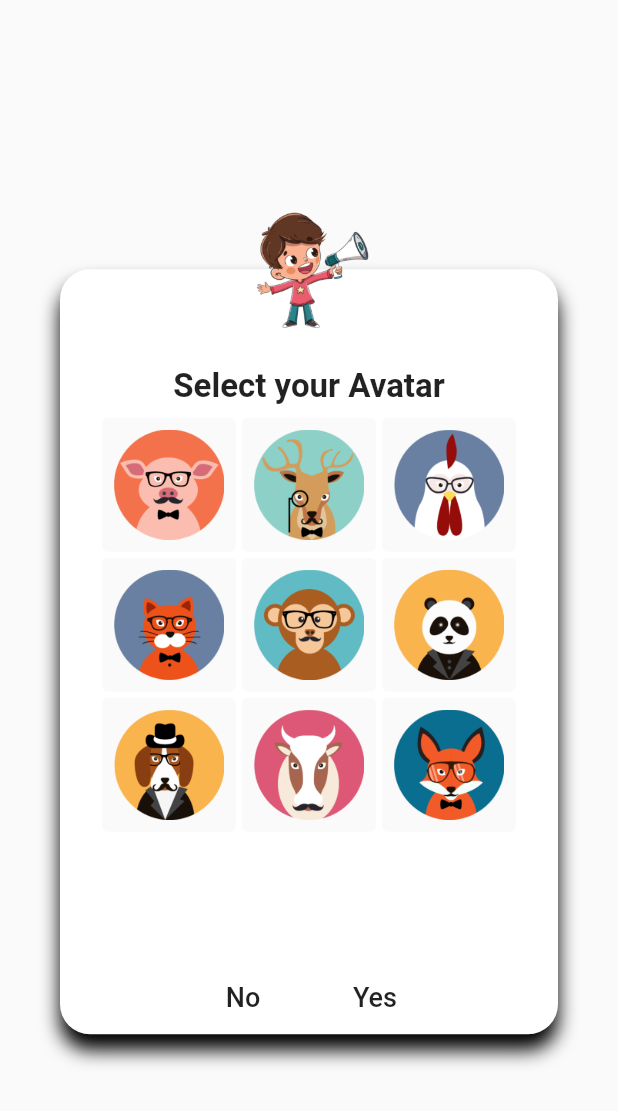
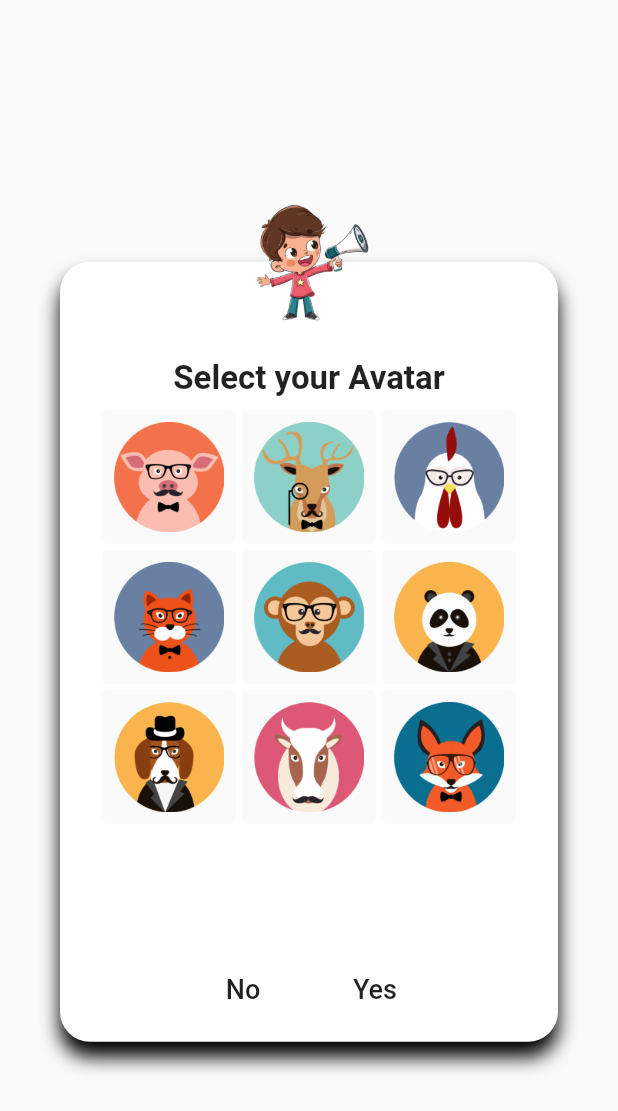
Before and after one commit to Nauta64/MOW, a Flutter app: the CustomDialogSelectAvatar widget shown alone on an empty page, opened directly, on a phone screen of 412 x 824 dp. Shown: the top 1111 px of the screen. Run offline on Flutter 3.47's test engine with Material 2 defaults, Android fonts, the phone set to English and light mode, and no system bars; our stand-ins replace flutter_rating_bar, flutter_tts, image_picker, page_transition, share_plus, shared_preferences; missing offline and left inert: flutter_animator, simple_timer; accounts and stored records are empty; network calls fail; project files that could hold a hidden picture were left out.

Commit message:
prueba avatares2

```diff
--- a/lib/dialog_selectAvatar.dart
+++ b/lib/dialog_selectAvatar.dart
@@ -82,7 +82,7 @@ class _CustomDialogBoxState extends State<CustomDialogSelectAvatar> {
       children: <Widget>[
         Container(
           width: 600,
-          height: 510,
+          height: 520,
           padding: EdgeInsets.only(
               left: Constants.padding,
               top: Constants.avatarRadius + Constants.padding,
--- a/lib/profile.dart
+++ b/lib/profile.dart
@@ -680,7 +680,7 @@ class _ProfilePageState extends State<ProfilePage> {
                       left: 1000,
                       top: 200,
                       right: 1000,
-                      bottom: 200),
+                      bottom: 210),
                   child: CustomDialogSelectAvatar(
 
                     title: "Select your Avatar",
```
